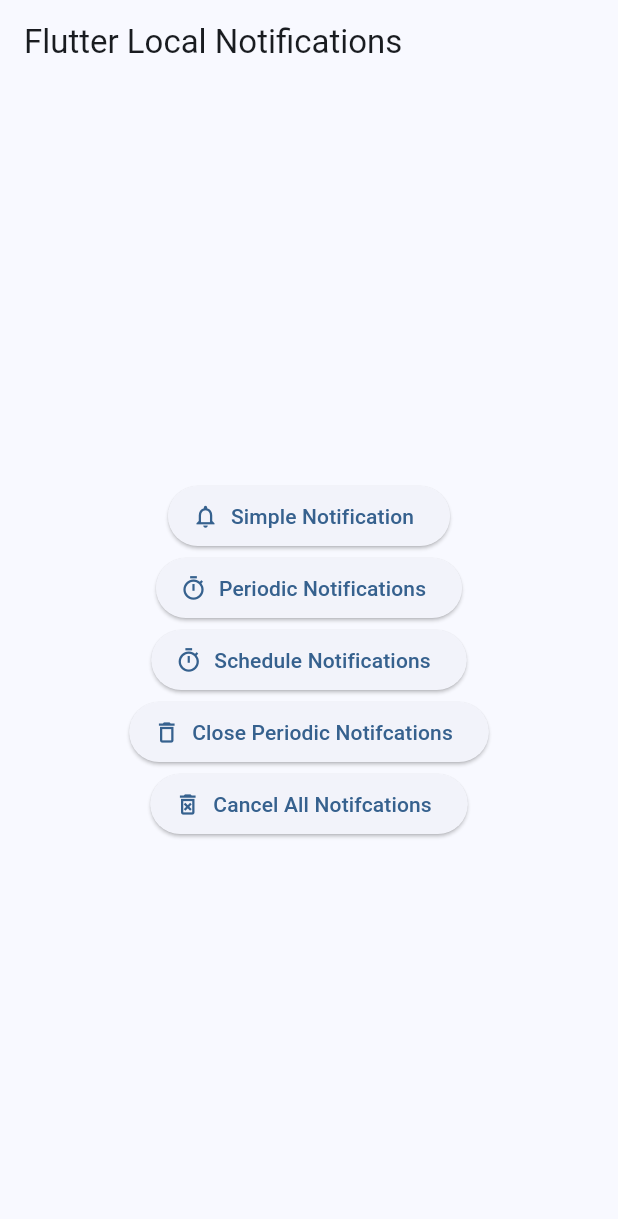
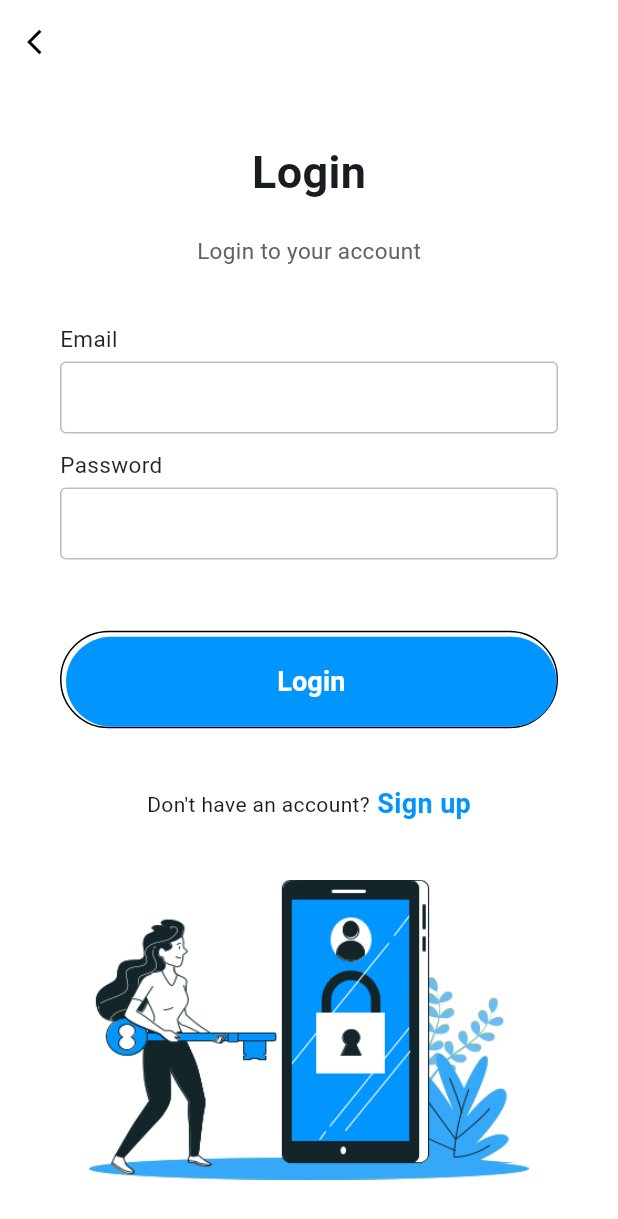
Before and after one commit to tecsantoshkumar/task_update_hourly_app, a Flutter app: the screen it shows after launch, on a phone screen of 412 x 824 dp. Shown: the top 1219 px of the screen. Run offline on Flutter 3.47's test engine with Material 3 defaults, Android fonts, the light colour scheme and no system bars; our stand-ins replace flutter_local_notifications, rxdart, timezone; missing offline and left inert: android_intent_plus.

Commit message:
php api is working fine and also implemented login functionalties

```diff
--- a/lib/home.dart
+++ b/lib/home.dart
@@ -44,40 +44,40 @@
                       payload: "This is simple data");
                 },
                 label: Text("Simple Notification"),
-              ),
-              ElevatedButton.icon(
-                icon: Icon(Icons.timer_outlined),
-                onPressed: () {
-                  LocalNotifications.showPeriodicNotifications(
-                      title: "Periodic Notification",
-                      body: "This is a Periodic Notification",
-                      payload: "This is periodic data");
-                },
-                label: Text("Periodic Notifications"),
-              ),
-              ElevatedButton.icon(
-                icon: Icon(Icons.timer_outlined),
-                onPressed: () {
-                  LocalNotifications.showScheduleNotification(
-                      title: "Schedule Notification",
-                      body: "This is a Schedule Notification",
-                      payload: "This is schedule data");
-                },
-                label: Text("Schedule Notifications"),
-              ),
-              // to close periodic notifications
-              ElevatedButton.icon(
-                  icon: Icon(Icons.delete_outline),
-                  onPressed: () {
-                    LocalNotifications.cancel(1);
-                  },
-                  label: Text("Close Periodic Notifcations")),
-              ElevatedButton.icon(
-                  icon: Icon(Icons.delete_forever_outlined),
-                  onPressed: () {
-                    LocalNotifications.cancelAll();
-                  },
-                  label: Text("Cancel All Notifcations"))
+              )
+              // ElevatedButton.icon(
+              //   icon: Icon(Icons.timer_outlined),
+              //   onPressed: () {
+              //     LocalNotifications.showPeriodicNotifications(
+              //         title: "Periodic Notification",
+              //         body: "This is a Periodic Notification",
+              //         payload: "This is periodic data");
+              //   },
+              //   label: Text("Periodic Notifications"),
+              // ),
+              // ElevatedButton.icon(
+              //   icon: Icon(Icons.timer_outlined),
+              //   onPressed: () {
+              //     LocalNotifications.showScheduleNotification(
+              //         title: "Schedule Notification",
+              //         body: "This is a Schedule Notification",
+              //         payload: "This is schedule data");
+              //   },
+              //   label: Text("Schedule Notifications"),
+              // ),
+              // // to close periodic notifications
+              // ElevatedButton.icon(
+              //     icon: Icon(Icons.delete_outline),
+              //     onPressed: () {
+              //       LocalNotifications.cancel(1);
+              //     },
+              //     label: Text("Close Periodic Notifcations")),
+              // ElevatedButton.icon(
+              //     icon: Icon(Icons.delete_forever_outlined),
+              //     onPressed: () {
+              //       LocalNotifications.cancelAll();
+              //     },
+              //     label: Text("Cancel All Notifcations"))
             ],
           ),
         ),
--- /dev/null
+++ b/lib/login.dart
@@ -0,0 +1,175 @@
+import 'package:flutter/material.dart';
+
+class LoginPage extends StatelessWidget {
+  @override
+  Widget build(BuildContext context) {
+    return Scaffold(
+      resizeToAvoidBottomInset: false,
+      backgroundColor: Colors.white,
+      appBar: AppBar(
+        elevation: 0,
+        // brightness: Brightness.light,
+        backgroundColor: Colors.white,
+        leading: IconButton(
+          onPressed: () {
+            Navigator.pop(context);
+          },
+          icon: Icon(Icons.arrow_back_ios,
+          size: 20,
+          color: Colors.black,),
+
+
+        ),
+      ),
+      body: Container(
+        height: MediaQuery.of(context).size.height,
+        width: double.infinity,
+        child: Column(
+          mainAxisAlignment: MainAxisAlignment.spaceBetween,
+          children: <Widget>[
+            Expanded(child: Column(
+              mainAxisAlignment: MainAxisAlignment.spaceEvenly,
+              children: <Widget>[
+                Column(
+                  children: <Widget>[
+                    Text("Login",
+                    style: TextStyle(fontSize: 30, fontWeight: FontWeight.bold),),
+                    SizedBox(height: 20,),
+                    Text("Login to your account",
+                    style: TextStyle(
+                      fontSize: 15,
+                    color:Colors.grey[700]),)
+                  ],
+                ),
+                Padding(
+                  padding: EdgeInsets.symmetric(horizontal: 40),
+                  child: Column(
+                    children: <Widget>[
+                      inputFile(label: "Email"),
+                      inputFile(label: "Password", obscureText: true)
+                    ],
+                  ),
+                ),
+                  Padding(padding:
+                  EdgeInsets.symmetric(horizontal: 40),
+                  child: Container(
+                      padding: EdgeInsets.only(top: 3, left: 3),
+                      decoration:
+                        BoxDecoration(
+                          borderRadius: BorderRadius.circular(50),
+                          border: Border(
+                            bottom: BorderSide(color: Colors.black),
+                            top: BorderSide(color: Colors.black),
+                            left: BorderSide(color: Colors.black),
+                            right: BorderSide(color: Colors.black),
+
+                          )
+
+
+
+                        ),
+                      child: MaterialButton(
+                        minWidth: double.infinity,
+                        height: 60,
+                        onPressed: () {
+                          Navigator.pushNamed(context, '/home'); // Redirect to Homepage()
+                        },
+                        color: Color(0xff0095FF),
+                        elevation: 0,
+                        shape: RoundedRectangleBorder(
+                          borderRadius: BorderRadius.circular(50),
+                        ),
+                        child: Text(
+                          "Login",
+                          style: TextStyle(
+                            fontWeight: FontWeight.w600,
+                            fontSize: 18,
+                            color: Colors.white,
+                          ),
+                        ),
+                      ),
+                    ),
+                  ),
+
+
+                Row(
+                  mainAxisAlignment: MainAxisAlignment.center,
+                  children: <Widget>[
+                    Text("Don't have an account?"),
+                    GestureDetector(
+                      onTap: () {
+                        Navigator.pushNamed(context, '/signup');
+                      },
+                      child: Text(
+                        " Sign up",
+                        style: TextStyle(
+                          fontWeight: FontWeight.w600,
+                          fontSize: 18,
+                          color: Color(0xff0095FF), // Optional: make it look clickable
+                        ),
+                      ),
+                    ),
+                  ],
+                ),
+
+                Container(
+                  padding: EdgeInsets.only(top: 100),
+                  height: 200,
+                  decoration: BoxDecoration(
+                    image: DecorationImage(
+                      image: AssetImage("assets/background.png"),
+                      fit: BoxFit.fitHeight
+                    ),
+
+                  ),
+                )
+
+              ],
+            ))
+          ],
+        ),
+      ),
+    );
+  }
+
+}
+
+
+// we will be creating a widget for text field
+Widget inputFile({label, obscureText = false})
+{
+  return Column(
+    crossAxisAlignment: CrossAxisAlignment.start,
+    children: <Widget>[
+      Text(
+        label,
+        style: TextStyle(
+          fontSize: 15,
+          fontWeight: FontWeight.w400,
+          color:Colors.black87
+        ),
+
+      ),
+      SizedBox(
+        height: 5,
+      ),
+      TextField(
+        obscureText: obscureText,
+        decoration: InputDecoration(
+          contentPadding: EdgeInsets.symmetric(vertical: 0,
+          horizontal: 10),
+          enabledBorder: OutlineInputBorder(
+            borderSide: BorderSide(
+              color: Colors.grey.shade400
+            ),
+
+          ),
+          border: OutlineInputBorder(
+            borderSide: BorderSide(color: Colors.grey.shade400)
+          )
+        ),
+      ),
+      SizedBox(height: 10,)
+    ],
+  );
+}
--- a/lib/main.dart
+++ b/lib/main.dart
@@ -6,6 +6,8 @@
 import 'home.dart';
 import 'local_notifications.dart';
 import 'another_page.dart';
+import 'login.dart';
+import 'signup.dart';
 
 final navigatorKey = GlobalKey<NavigatorState>();
 FlutterLocalNotificationsPlugin flutterLocalNotificationsPlugin =
@@ -39,27 +41,15 @@
       navigatorKey: navigatorKey,
       title: 'Flutter Demo',
       theme: ThemeData(
-        // This is the theme of your application.
-        //
-        // TRY THIS: Try running your application with "flutter run". You'll see
-        // the application has a blue toolbar. Then, without quitting the app,
-        // try changing the seedColor in the colorScheme below to Colors.green
-        // and then invoke "hot reload" (save your changes or press the "hot
-        // reload" button in a Flutter-supported IDE, or press "r" if you used
-        // the command line to start the app).
-        //
-        // Notice that the counter didn't reset back to zero; the application
-        // state is not lost during the reload. To reset the state, use hot
-        // restart instead.
-        //
-        // This works for code too, not just values: Most code changes can be
-        // tested with just a hot reload.
         colorScheme: ColorScheme.fromSeed(seedColor: Colors.blue),
         useMaterial3: true,
       ),
       routes: {
-        '/': (context) => const Homepage(),
+        '/': (context) => LoginPage(), // Shows login first
         '/another': (context) => const AnotherPage(),
+        '/login': (context) => LoginPage(),
+        '/signup': (context) => SignupPage(),
+        '/home': (context) => const Homepage(), // Add this route for homepage
       },
     );
   }
--- a/pubspec.yaml
+++ b/pubspec.yaml
@@ -34,6 +34,7 @@
   timezone: ^0.10.1
   rxdart: ^0.28.0
   android_intent_plus: ^4.0.0
+  http: ^1.2.1   # ✅ Add this line (latest stable version)
 
   # The following adds the Cupertino Icons font to your application.
   # Use with the CupertinoIcons class for iOS style icons.
@@ -62,7 +63,9 @@
   uses-material-design: true
 
   # To add assets to your application, add an assets section, like this:
-  # assets:
+  assets:
+    - assets/background.png
+    - assets/welcome.png
   #   - images/a_dot_burr.jpeg
   #   - images/a_dot_ham.jpeg
 
```
Also changed, not shown: lib/another_page.dart (+152 -9 lines), lib/signup.dart (added, +163 -0 lines), assets/background.png (added), assets/welcome.png (added), pubspec.lock, 1 other file.
